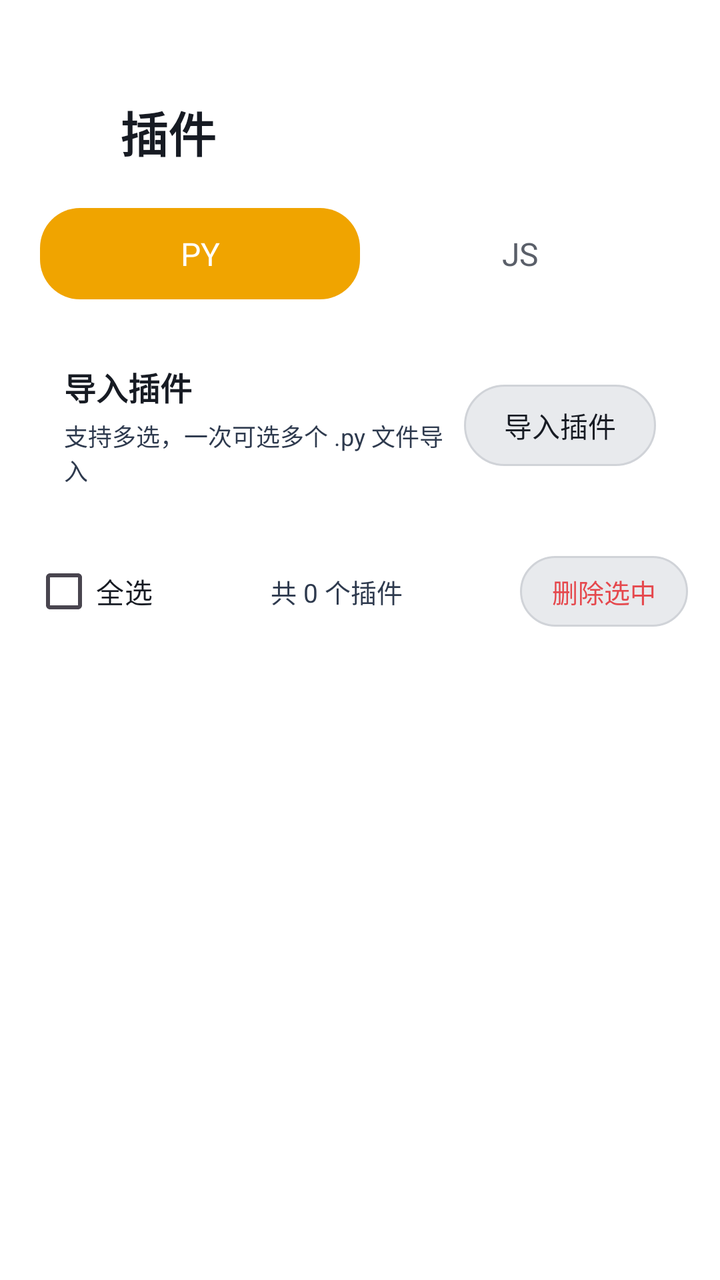
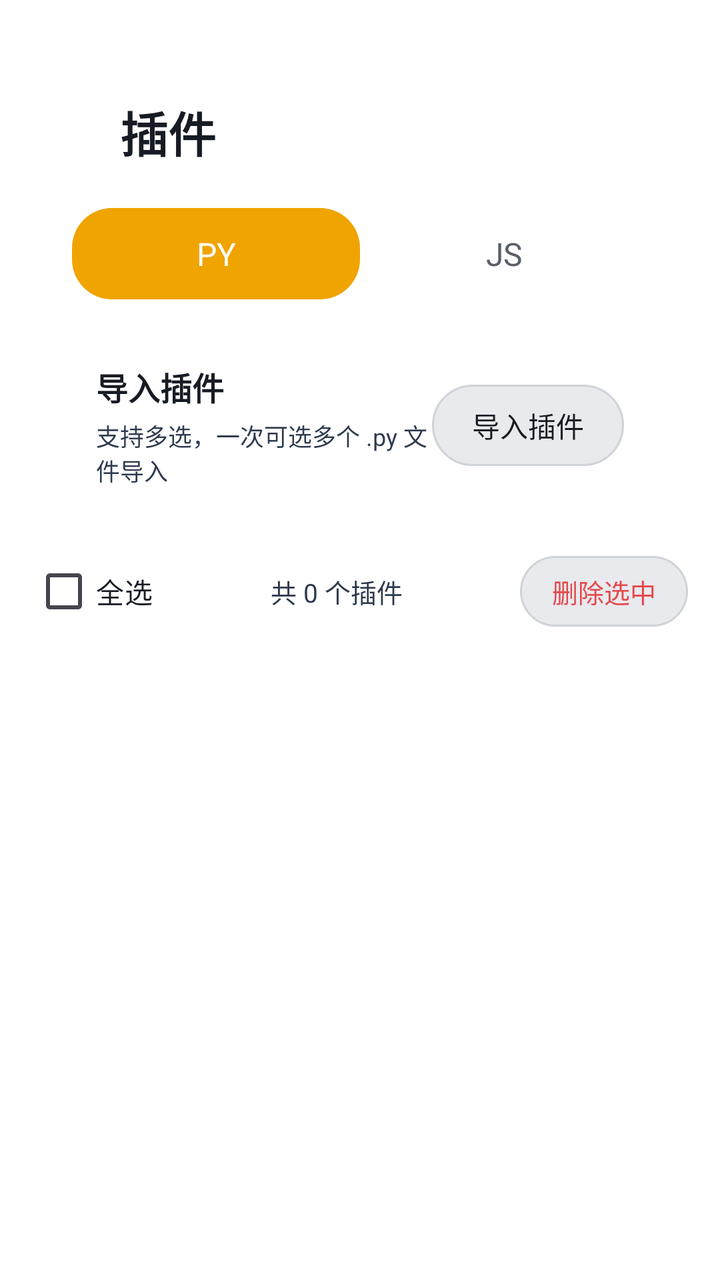

Screens rendered from an Android XML layout before and after an edit, with the pre-edit source and the edit as a unified diff.
<!-- AndroidManifest.xml: another module's application theme Theme.App -->
<!-- res/layout/activity_plugin.xml -->
<?xml version="1.0" encoding="utf-8"?>
<ScrollView xmlns:android="http://schemas.android.com/apk/res/android"
    android:layout_width="match_parent"
    android:layout_height="match_parent"
    android:fitsSystemWindows="true"
    android:fillViewport="true">
    <LinearLayout
        android:layout_width="match_parent"
        android:layout_height="wrap_content"
        android:orientation="vertical"
        android:paddingLeft="16dp"
        android:paddingRight="16dp"
        android:paddingTop="48dp"
        android:paddingBottom="16dp">

        <LinearLayout
            android:layout_width="wrap_content"
            android:layout_height="wrap_content"
            android:orientation="horizontal"
            android:gravity="center_vertical"
            android:layout_marginBottom="16dp">
            <ImageView
                android:id="@+id/btn_back"
                android:layout_width="36dp"
                android:layout_height="36dp"
                android:src="@drawable/ic_control_back"
                android:background="?attr/selectableItemBackgroundBorderless"
                android:padding="8dp" />
            <TextView
                android:layout_width="wrap_content"
                android:layout_height="wrap_content"
                android:text="插件"
                android:textColor="#171B23"
                android:textSize="24sp"
                android:textStyle="bold"
                android:layout_marginStart="8dp" />
        </LinearLayout>

        <LinearLayout
            android:layout_width="match_parent"
            android:layout_height="wrap_content"
            android:background="@drawable/dialog_glass"
            android:orientation="horizontal"
            android:padding="4dp"
            android:layout_marginBottom="12dp">
            <TextView
                android:id="@+id/tab_py"
                android:layout_width="0dp"
                android:layout_height="wrap_content"
                android:layout_weight="1"
                android:gravity="center"
                android:padding="12dp"
                android:text="PY"
                android:textSize="16sp"
                android:background="@drawable/seg_selected"
                android:textColor="#FFFFFF" />
            <TextView
                android:id="@+id/tab_js"
                android:layout_width="0dp"
                android:layout_height="wrap_content"
                android:layout_weight="1"
                android:gravity="center"
                android:padding="12dp"
                android:text="JS"
                android:textSize="16sp"
                android:textColor="#5A5F69" />
        </LinearLayout>

        <LinearLayout
            android:layout_width="match_parent"
            android:layout_height="wrap_content"
            android:background="@drawable/dialog_glass"
            android:orientation="horizontal"
            android:gravity="center_vertical"
            android:padding="16dp"
            android:layout_marginBottom="12dp">
            <LinearLayout
                android:layout_width="0dp"
                android:layout_height="wrap_content"
                android:layout_weight="1"
                android:orientation="vertical">
                <TextView
                    android:layout_width="wrap_content"
                    android:layout_height="wrap_content"
                    android:text="导入插件"
                    android:textColor="#171B23"
                    android:textSize="16sp"
                    android:textStyle="bold" />
                <TextView
                    android:layout_width="wrap_content"
                    android:layout_height="wrap_content"
                    android:text="支持多选，一次可选多个 .py 文件导入"
                    android:textColor="#2E3A4E"
                    android:textSize="12sp"
                    android:layout_marginTop="4dp" />
            </LinearLayout>
            <TextView
                android:id="@+id/btn_import"
                android:layout_width="wrap_content"
                android:layout_height="wrap_content"
                android:background="@drawable/xc_capsule_btn"
                android:paddingLeft="20dp"
                android:paddingRight="20dp"
                android:paddingTop="10dp"
                android:paddingBottom="10dp"
                android:text="导入插件"
                android:textColor="#171B23"
                android:textSize="14sp" />
        </LinearLayout>

        <LinearLayout
            android:layout_width="match_parent"
            android:layout_height="wrap_content"
            android:orientation="horizontal"
            android:gravity="center_vertical"
            android:layout_marginBottom="8dp">
            <CheckBox
                android:id="@+id/cb_select_all"
                android:layout_width="wrap_content"
                android:layout_height="wrap_content"
                android:text="全选"
                android:textColor="#171B23"
                android:textSize="14sp" />
            <TextView
                android:id="@+id/tv_count"
                android:layout_width="0dp"
                android:layout_height="wrap_content"
                android:layout_weight="1"
                android:gravity="center"
                android:text="共 0 个插件"
                android:textColor="#2E3A4E"
                android:textSize="13sp" />
            <TextView
                android:id="@+id/btn_delete_selected"
                android:layout_width="wrap_content"
                android:layout_height="wrap_content"
                android:background="@drawable/xc_capsule_btn"
                android:paddingLeft="16dp"
                android:paddingRight="16dp"
                android:paddingTop="8dp"
                android:paddingBottom="8dp"
                android:text="删除选中"
                android:textColor="#E5484D"
                android:textSize="13sp" />
        </LinearLayout>

        <androidx.recyclerview.widget.RecyclerView
            android:id="@+id/rv_plugins"
            android:layout_width="match_parent"
            android:layout_height="wrap_content"
            android:nestedScrollingEnabled="false" />
    </LinearLayout>
</ScrollView>
<!-- resources referenced by this layout -->
<resources>
  <!-- drawable dialog_glass (drawable) -->
  <?xml version="1.0" encoding="utf-8"?>
  <shape xmlns:android="http://schemas.android.com/apk/res/android"
      android:shape="rectangle">
      <solid android:color="#B3FFFFFF" />
      <stroke
          android:width="1dp"
          android:color="#33FFFFFF" />
      <corners android:radius="16dp" />
  </shape>
  <!-- drawable ic_control_back (drawable) -->
  <vector xmlns:android="http://schemas.android.com/apk/res/android"
      android:width="24dp"
      android:height="24dp"
      android:tint="@color/white"
      android:viewportWidth="24"
      android:viewportHeight="24">
      <path
          android:fillColor="@android:color/white"
          android:pathData="M17.77,3.77l-1.77,-1.77l-10,10l10,10l1.77,-1.77l-8.23,-8.23z" />
  </vector>
  <!-- drawable seg_selected (drawable) -->
  <?xml version="1.0" encoding="utf-8"?>
  <shape xmlns:android="http://schemas.android.com/apk/res/android" android:shape="rectangle">
  <corners android:radius="20dp"/>
  <solid android:color="#f0a400"/>
  </shape>
  <!-- drawable xc_capsule_btn (drawable) -->
  <?xml version="1.0" encoding="utf-8"?>
  <shape xmlns:android="http://schemas.android.com/apk/res/android"
      android:shape="rectangle">
      <corners android:radius="20dp" />
      <solid android:color="#E8EAED" />
      <stroke android:width="1dp" android:color="#D0D3D8" />
  </shape>
  <style name="Theme.App" parent="Theme.XingChen" />
  <color name="white">#FFFFFF</color>
  <style name="Theme.XingChen" parent="Theme.Material3.DayNight.NoActionBar">
          <item name="android:windowBackground">@android:color/transparent</item>
                <item name="android:colorBackground">@android:color/transparent</item>
          <item name="colorPrimary">#f0a400</item>
          <item name="colorPrimaryVariant">#c07f00</item>
          <item name="colorOnPrimary">@android:color/white</item>
      </style>
</resources>

<!-- the commit's change to res/layout/activity_plugin.xml (unified diff, before → after) -->
@@ -40,6 +40,7 @@
             android:layout_width="match_parent"
             android:layout_height="wrap_content"
             android:background="@drawable/dialog_glass"
+        android:layout_marginHorizontal="16dp"
             android:orientation="horizontal"
             android:padding="4dp"
             android:layout_marginBottom="12dp">
@@ -70,6 +71,7 @@
             android:layout_width="match_parent"
             android:layout_height="wrap_content"
             android:background="@drawable/dialog_glass"
+        android:layout_marginHorizontal="16dp"
             android:orientation="horizontal"
             android:gravity="center_vertical"
             android:padding="16dp"
